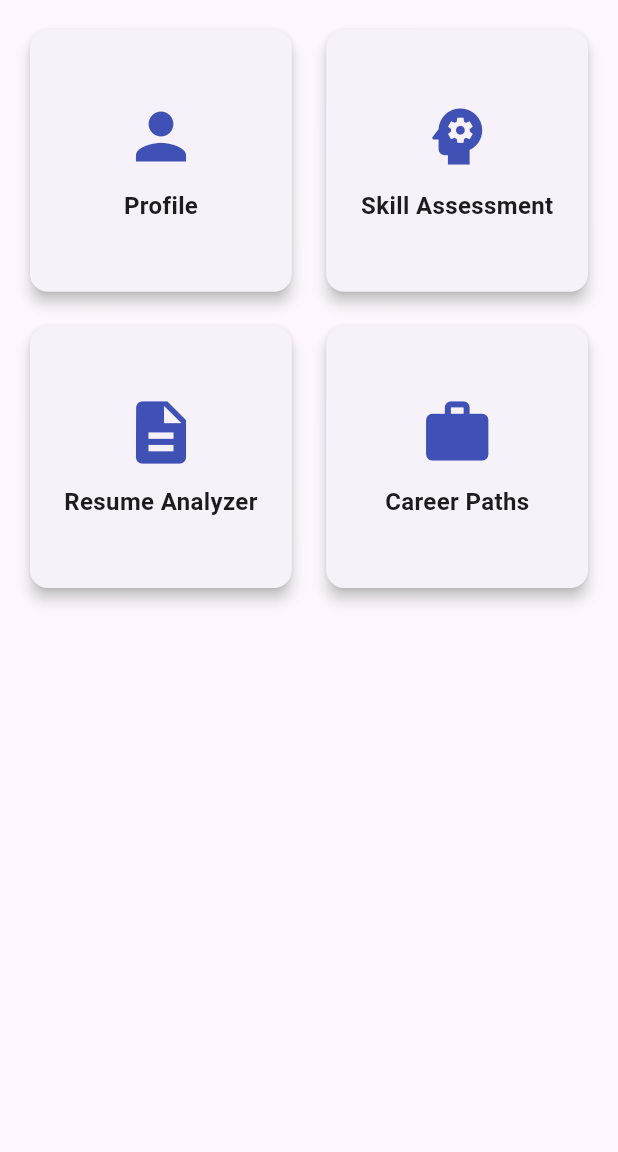
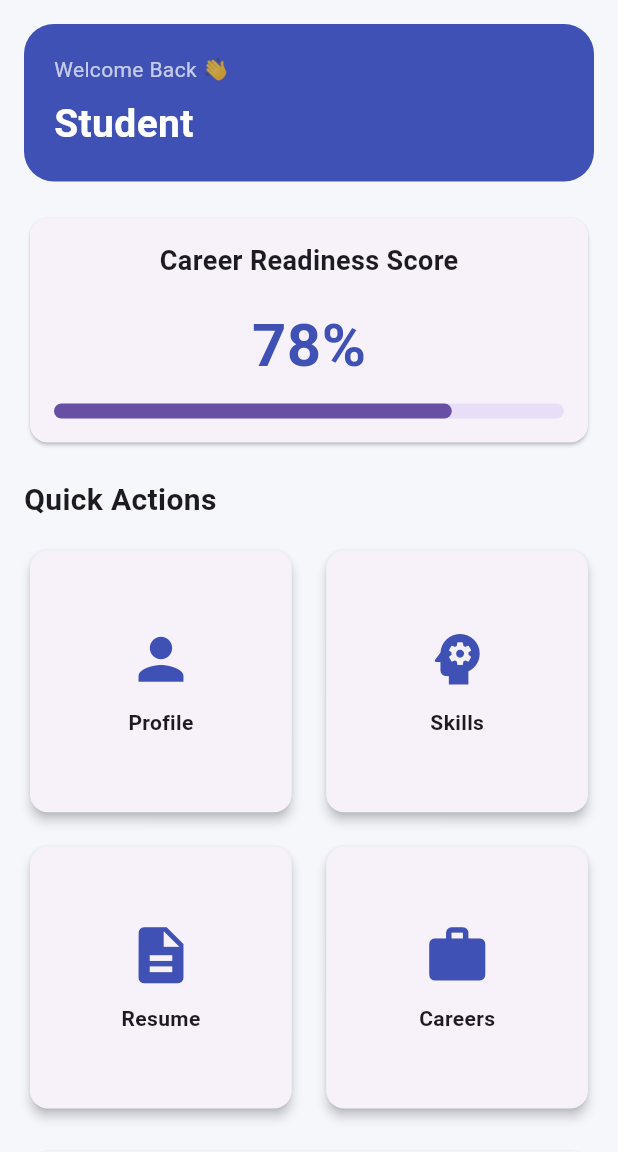
Before and after one commit to Snivas1/ai_career_mentor, a Flutter app: the DashboardScreen screen opened directly, on a phone screen of 412 x 824 dp, the part 84-1236 px from its top. Run offline on Flutter 3.47's test engine with Material 3 defaults, Android fonts, the phone set to English and light mode, and no system bars.

Commit message:
Added dynamic profile data to dashboard

```diff
--- a/lib/main.dart
+++ b/lib/main.dart
@@ -10,9 +10,11 @@ class AICareerMentorApp extends StatelessWidget {
 
   @override
   Widget build(BuildContext context) {
-    return const MaterialApp(
+    return MaterialApp(
       debugShowCheckedModeBanner: false,
-      home: SplashScreen(),
+      title: 'AI Career Mentor',
+      theme: ThemeData(primarySwatch: Colors.indigo),
+      home: const SplashScreen(),
     );
   }
 }
--- /dev/null
+++ b/lib/models/user_profile.dart
@@ -0,0 +1,8 @@
+class UserProfile {
+  static String name = "";
+  static String email = "";
+  static String college = "";
+  static String branch = "";
+  static String year = "";
+  static String careerGoal = "";
+}
--- a/lib/screens/dashboard_screen.dart
+++ b/lib/screens/dashboard_screen.dart
@@ -3,74 +3,188 @@ import 'profile_screen.dart';
 import 'skill_assessment_screen.dart';
 import 'resume_analyzer_screen.dart';
 import 'career_paths_screen.dart';
+import '../models/user_profile.dart';
 
-class DashboardScreen extends StatelessWidget {
+class DashboardScreen extends StatefulWidget {
   const DashboardScreen({super.key});
 
   @override
+  State<DashboardScreen> createState() => _DashboardScreenState();
+}
+
+class _DashboardScreenState extends State<DashboardScreen> {
+  @override
   Widget build(BuildContext context) {
     return Scaffold(
+      backgroundColor: const Color(0xFFF5F7FB),
+
       appBar: AppBar(
+        elevation: 0,
+        backgroundColor: Colors.indigo,
         title: const Text("AI Career Mentor"),
-        backgroundColor: Colors.indigo,
       ),
-      body: Padding(
+
+      body: SingleChildScrollView(
         padding: const EdgeInsets.all(16),
-        child: GridView.count(
+        child: Column(
+          children: [
+            Container(
+              width: double.infinity,
+              padding: const EdgeInsets.all(20),
+              decoration: BoxDecoration(
+                color: Colors.indigo,
+                borderRadius: BorderRadius.circular(20),
+              ),
+              child: Column(
+                crossAxisAlignment: CrossAxisAlignment.start,
+                children: [
+                  const Text(
+                    "Welcome Back 👋",
+                    style: TextStyle(color: Colors.white70),
+                  ),
+
+                  const SizedBox(height: 8),
+
+                  Text(
+                    UserProfile.name.isEmpty ? "Student" : UserProfile.name,
+                    style: const TextStyle(
+                      color: Colors.white,
+                      fontSize: 26,
+                      fontWeight: FontWeight.bold,
+                    ),
+                  ),
+                ],
+              ),
+            ),
+
+            const SizedBox(height: 20),
+
+            Card(
+              child: Padding(
+                padding: const EdgeInsets.all(16),
+                child: Column(
+                  children: [
+                    const Text(
+                      "Career Readiness Score",
+                      style: TextStyle(
+                        fontSize: 18,
+                        fontWeight: FontWeight.bold,
+                      ),
+                    ),
+
+                    const SizedBox(height: 15),
+
+                    const Text(
+                      "78%",
+                      style: TextStyle(
+                        fontSize: 40,
+                        color: Colors.indigo,
+                        fontWeight: FontWeight.bold,
+                      ),
+                    ),
+
+                    const SizedBox(height: 10),
+
+                    LinearProgressIndicator(
+                      value: 0.78,
+                      minHeight: 10,
+                      borderRadius: BorderRadius.circular(10),
+                    ),
+                  ],
+                ),
+              ),
+            ),
+
+            const SizedBox(height: 20),
+
+            const Align(
+              alignment: Alignment.centerLeft,
+              child: Text(
+                "Quick Actions",
+                style: TextStyle(fontSize: 20, fontWeight: FontWeight.bold),
+              ),
+            ),
+
+            const SizedBox(height: 15),
+
+            GridView.count(
+              shrinkWrap: true,
+              physics: const NeverScrollableScrollPhysics(),
               crossAxisCount: 2,
               crossAxisSpacing: 15,
               mainAxisSpacing: 15,
               children: [
-            DashboardCard(
+                ActionCard(
                   title: "Profile",
                   icon: Icons.person,
                   onTap: () {
                     Navigator.push(
                       context,
+                      MaterialPageRoute(builder: (_) => const ProfileScreen()),
+                    );
+                  },
+                ),
+
+                ActionCard(
+                  title: "Skills",
+                  icon: Icons.psychology,
+                  onTap: () {
+                    Navigator.push(
+                      context,
                       MaterialPageRoute(
-                    builder: (context) => const ProfileScreen(),
+                        builder: (_) => const SkillAssessmentScreen(),
                       ),
                     );
                   },
                 ),
 
-            DashboardCard(
-              title: "Skill Assessment",
-              icon: Icons.psychology,
+                ActionCard(
+                  title: "Resume",
+                  icon: Icons.description,
                   onTap: () {
                     Navigator.push(
                       context,
                       MaterialPageRoute(
-        builder: (context) => const SkillAssessmentScreen(),
+                        builder: (_) => const ResumeAnalyzerScreen(),
                       ),
                     );
                   },
                 ),
 
-            DashboardCard(
-  title: "Resume Analyzer",
-  icon: Icons.description,
-  onTap: () {
-    Navigator.push(
-      context,
-      MaterialPageRoute(
-        builder: (context) => const ResumeAnalyzerScreen(),
-      ),
-    );
-  },
-),
-
-            DashboardCard(
-  title: "Career Paths",
+                ActionCard(
+                  title: "Careers",
                   icon: Icons.work,
                   onTap: () {
                     Navigator.push(
                       context,
                       MaterialPageRoute(
-        builder: (context) => const CareerPathsScreen(),
+                        builder: (_) => const CareerPathsScreen(),
                       ),
                     );
                   },
+                ),
+              ],
+            ),
+
+            const SizedBox(height: 20),
+
+            Card(
+              child: ListTile(
+                leading: const Icon(Icons.auto_awesome, color: Colors.indigo),
+                title: const Text("Recommended Career"),
+                subtitle: const Text("AI Engineer"),
+                trailing: const Icon(Icons.arrow_forward_ios),
+              ),
+            ),
+
+            const SizedBox(height: 10),
+
+            Card(
+              child: ListTile(
+                leading: const Icon(Icons.school, color: Colors.green),
+                title: const Text("Today's Goal"),
+                subtitle: const Text("Complete Flutter State Management"),
+              ),
             ),
           ],
         ),
@@ -79,12 +193,12 @@ class DashboardScreen extends StatelessWidget {
   }
 }
 
-class DashboardCard extends StatelessWidget {
+class ActionCard extends StatelessWidget {
   final String title;
   final IconData icon;
   final VoidCallback onTap;
 
-  const DashboardCard({
+  const ActionCard({
     super.key,
     required this.title,
     required this.icon,
@@ -95,25 +209,15 @@ class DashboardCard extends StatelessWidget {
   Widget build(BuildContext context) {
     return InkWell(
       onTap: onTap,
-      borderRadius: BorderRadius.circular(12),
+      borderRadius: BorderRadius.circular(16),
       child: Card(
-        elevation: 4,
+        elevation: 3,
         child: Column(
           mainAxisAlignment: MainAxisAlignment.center,
           children: [
-            Icon(
-              icon,
-              size: 50,
-              color: Colors.indigo,
-            ),
+            Icon(icon, size: 45, color: Colors.indigo),
             const SizedBox(height: 10),
-            Text(
-              title,
-              style: const TextStyle(
-                fontWeight: FontWeight.bold,
-                fontSize: 16,
-              ),
-            ),
+            Text(title, style: const TextStyle(fontWeight: FontWeight.bold)),
           ],
         ),
       ),
```
Also changed, not shown: lib/screens/auth/register_screen.dart (added, +53 -0 lines), lib/screens/profile_screen.dart (+44 -16 lines). Lines whose indentation alone changed are shown as unchanged.
